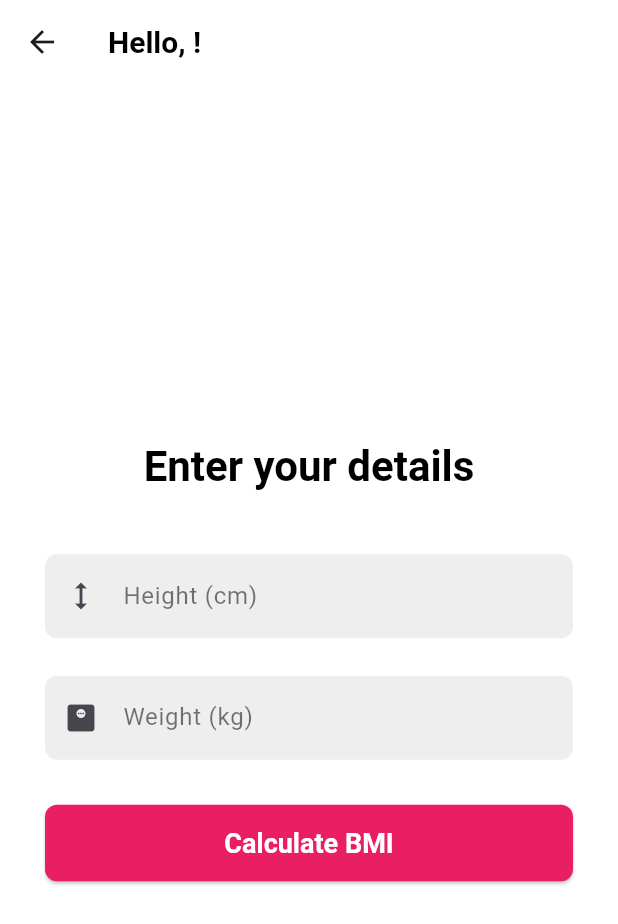
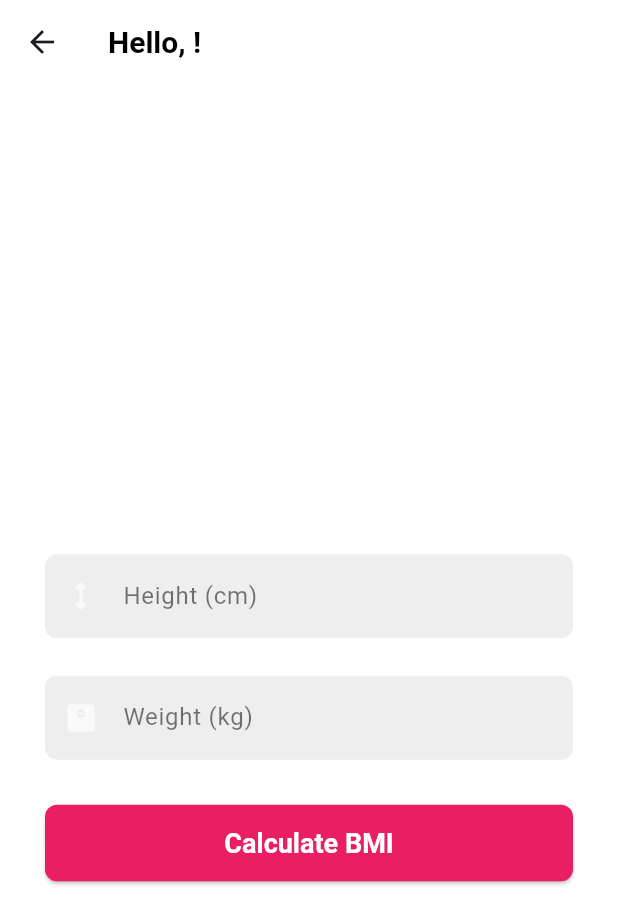
Before and after one commit to abdoessam917/bmi_app, a Flutter app: the InputScreen screen opened directly with empty values, on a phone screen of 412 x 824 dp. Shown: the top 924 px of the screen. Run offline on Flutter 3.47's test engine with Material 3 defaults, Android fonts, the phone set to English and light mode, and no system bars.

Commit message:
feat(ui): Implement dark theme and UI enhancements
Added a dark theme and enhanced the UI of the input screen,
including text field styling and icon colors for better
visibility and aesthetics. Also changed the primary color
for both light and dark themes.

```diff
--- a/lib/main.dart
+++ b/lib/main.dart
@@ -11,13 +11,14 @@ class BMICalculatorApp extends StatelessWidget {
     return MaterialApp(
       debugShowCheckedModeBanner: false,
       theme: _lightTheme,
+      darkTheme:_darkTheme ,
       home: const NameScreen(),
     );
   }
 }
 
 final ThemeData _darkTheme = ThemeData.dark().copyWith(
-  primaryColor: Colors.tealAccent,
+  primaryColor: Colors.pinkAccent,
     scaffoldBackgroundColor: const Color(0xFF0A0E21),
     appBarTheme: const AppBarTheme(
       backgroundColor: Color(0xFF0A0E21),
@@ -57,7 +58,7 @@ final ThemeData _darkTheme = ThemeData.dark().copyWith(
 );
 
 final ThemeData _lightTheme = ThemeData.light().copyWith(
-    primaryColor: Colors.teal,
+    primaryColor: Colors.pink,
     scaffoldBackgroundColor: Colors.white,
     appBarTheme: const AppBarTheme(
       backgroundColor: Colors.white,
--- a/lib/screens/input_screen.dart
+++ b/lib/screens/input_screen.dart
@@ -3,7 +3,6 @@ import 'package:flutter/material.dart';
 
 class InputScreen extends StatefulWidget {
   final String name;
-
   const InputScreen({super.key, required this.name});
 
   @override
@@ -32,25 +31,23 @@ class _InputScreenState extends State<InputScreen> {
                   Text(
                     'Enter your details',
                     textAlign: TextAlign.center,
-                    style: Theme.of(context).textTheme.headlineSmall?.copyWith(
-                      fontSize: 28,
-                    ),
+                    style: Theme.of(context).textTheme.headlineSmall?.copyWith(fontSize: 28, color: Colors.white),
                   ),
                   const SizedBox(height: 40),
                   TextFormField(
                     controller: _heightController,
+                    style: const TextStyle(color: Colors.white),
                     keyboardType: TextInputType.number,
                     decoration: const InputDecoration(
                       labelText: 'Height (cm)',
-                      prefixIcon: Icon(Icons.height),
+                      prefixIcon: Icon(Icons.height, color: Colors.white70),
                     ),
                     textAlignVertical: TextAlignVertical.center,
                     validator: (value) {
                       if (value == null || value.isEmpty) {
                         return 'Please enter your height';
                       }
-                      if (double.tryParse(value) == null ||
-                          double.parse(value) <= 0) {
+                      if (double.tryParse(value) == null || double.parse(value) <= 0) {
                         return 'Please enter a valid height';
                       }
                       return null;
@@ -59,20 +56,18 @@ class _InputScreenState extends State<InputScreen> {
                   const SizedBox(height: 25),
                   TextFormField(
                     controller: _weightController,
+                    style: const TextStyle(color: Colors.white),
                     keyboardType: TextInputType.number,
                     decoration: const InputDecoration(
                       labelText: 'Weight (kg)',
-                      prefixIcon: Icon(
-                        Icons.monitor_weight,
-                      ),
+                      prefixIcon: Icon(Icons.monitor_weight, color: Colors.white70),
                     ),
                     textAlignVertical: TextAlignVertical.center,
                     validator: (value) {
                       if (value == null || value.isEmpty) {
                         return 'Please enter your weight';
                       }
-                      if (double.tryParse(value) == null ||
-                          double.parse(value) <= 0) {
+                      if (double.tryParse(value) == null || double.parse(value) <= 0) {
                         return 'Please enter a valid weight';
                       }
                       return null;
@@ -85,12 +80,11 @@ class _InputScreenState extends State<InputScreen> {
                         Navigator.push(
                           context,
                           MaterialPageRoute(
-                            builder:
-                                (context) => ResultScreen(
-                                  name: widget.name,
-                                  height: double.parse(_heightController.text),
-                                  weight: double.parse(_weightController.text),
-                                ),
+                            builder: (context) => ResultScreen(
+                              name: widget.name,
+                              height: double.parse(_heightController.text),
+                              weight: double.parse(_weightController.text),
+                            ),
                           ),
                         );
                       }
```
